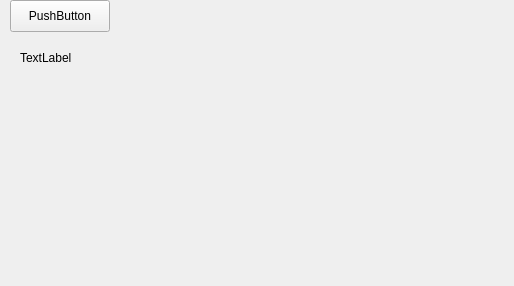
Above: VSCproject/gamemain.ui from WenzeJin/VampireSurvivorsCopy before the change. Below: the same form after it.
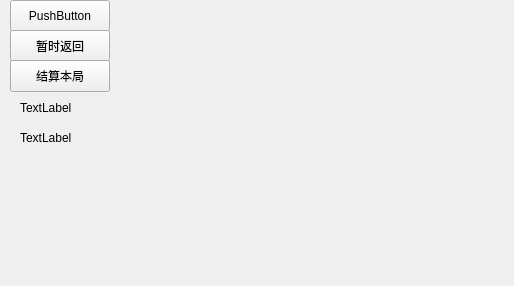
That is the form after the change.

Diff of the .ui file:
```diff
--- a/VSCproject/gamemain.ui
+++ b/VSCproject/gamemain.ui
@@ -30,8 +30,8 @@
    <property name="geometry">
     <rect>
      <x>20</x>
-     <y>50</y>
-     <width>151</width>
+     <y>100</y>
+     <width>221</width>
      <height>16</height>
     </rect>
    </property>
@@ -39,6 +39,45 @@
     <string>TextLabel</string>
    </property>
   </widget>
+  <widget class="QLabel" name="level_label">
+   <property name="geometry">
+    <rect>
+     <x>20</x>
+     <y>130</y>
+     <width>221</width>
+     <height>16</height>
+    </rect>
+   </property>
+   <property name="text">
+    <string>TextLabel</string>
+   </property>
+  </widget>
+  <widget class="QPushButton" name="back_button">
+   <property name="geometry">
+    <rect>
+     <x>10</x>
+     <y>30</y>
+     <width>100</width>
+     <height>32</height>
+    </rect>
+   </property>
+   <property name="text">
+    <string>暂时返回</string>
+   </property>
+  </widget>
+  <widget class="QPushButton" name="end_button">
+   <property name="geometry">
+    <rect>
+     <x>10</x>
+     <y>60</y>
+     <width>100</width>
+     <height>32</height>
+    </rect>
+   </property>
+   <property name="text">
+    <string>结算本局</string>
+   </property>
+  </widget>
  </widget>
  <resources/>
  <connections/>
```
